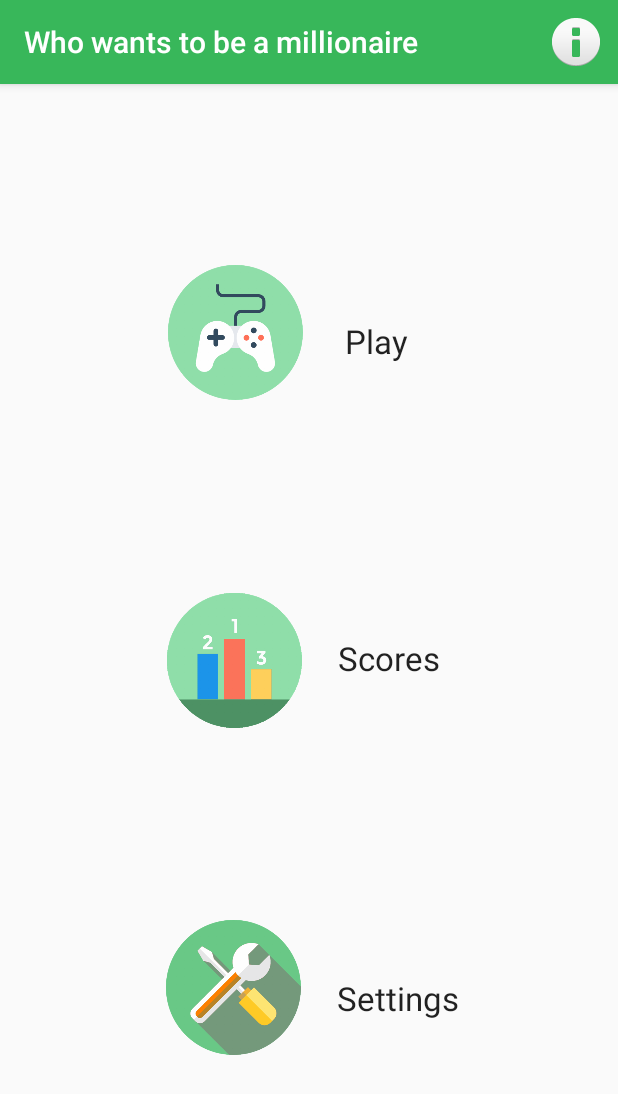
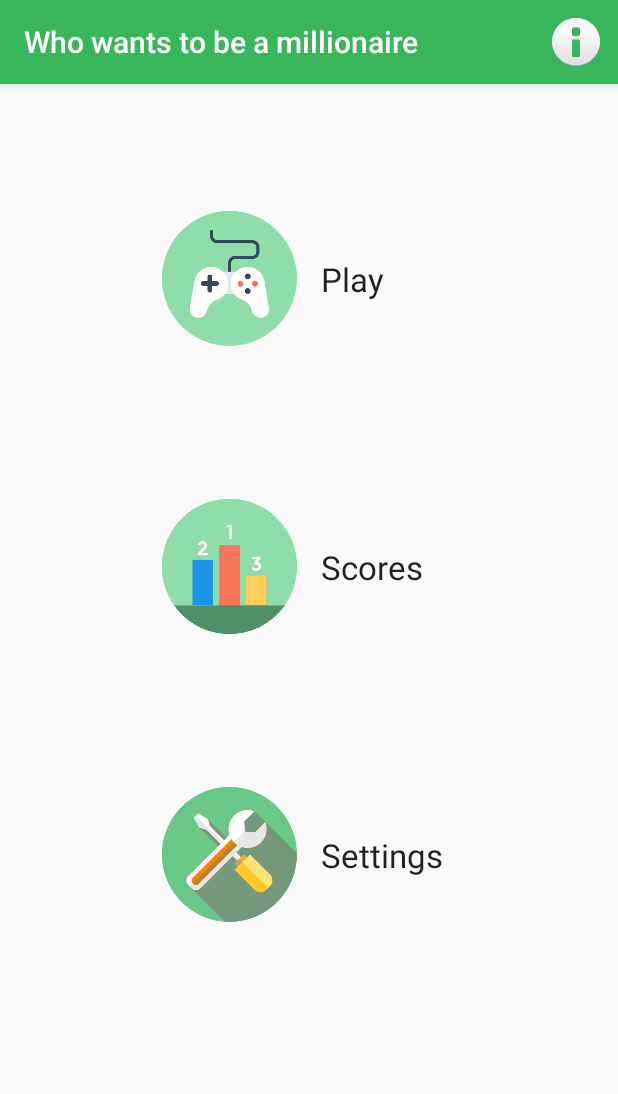
Before and after one commit to braxanmp/sdm_entrega, an Android app: the screen it shows after launch (MainActivity), on a phone screen of 412 x 824 dp. Shown: the top 1094 px of the screen. Run offline under Robolectric (Android 15) with nearby library versions, the phone set to English and light mode, and no system bars.

```diff
--- a/app/src/main/java/meb/sdm/entrega/PlayActivity.java
+++ b/app/src/main/java/meb/sdm/entrega/PlayActivity.java
@@ -38,12 +38,6 @@
     protected void onCreate(Bundle savedInstanceState) {
         super.onCreate(savedInstanceState);
         setContentView(R.layout.activity_play);
-        //---
-        SharedPreferences sharedPref = PreferenceManager.getDefaultSharedPreferences(this);
-        String n = sharedPref.getString("userName", "notExist");
-        Toast.makeText(this, n, Toast.LENGTH_LONG).show();
-
-        //--
         answer1 = findViewById(R.id.button_option_1);
         answer1.setEnabled(false);
         answer2 = findViewById(R.id.button_option_2);
@@ -91,7 +85,8 @@
         if(mapButton.get(parseInt(question.getRight())).equals((Button)view)) {
             rigth = true;
             Toast.makeText(this, R.string.play_succesfull_question, Toast.LENGTH_SHORT).show();
-            mapButton.get(parseInt(question.getRight())).setBackgroundTintList(this.getResources().getColorStateList(R.color.colorPrimary));
+            mapButton.get(parseInt(question.getRight())).setBackgroundTintList(
+                    this.getResources().getColorStateList(R.color.colorPrimary));
             buttonNext.setVisibility(View.VISIBLE);
         } else {
             Toast.makeText(this, R.string.play_failed_question, Toast.LENGTH_SHORT).show();
--- a/app/src/main/java/meb/sdm/entrega/SettingsActivity.java
+++ b/app/src/main/java/meb/sdm/entrega/SettingsActivity.java
@@ -19,6 +19,9 @@
         name = findViewById(R.id.name);
         numhelps = findViewById(R.id.numHelps);
         nameFriend = findViewById(R.id.nameFriend);
+        SharedPreferences sharedPref = PreferenceManager.getDefaultSharedPreferences(this);
+        name.setText(sharedPref.getString("userName", ""));
+        numhelps.setText("" + sharedPref.getInt("numberHelps", 0));
     }
 
     @Override
--- a/app/src/main/res/layout/activity_main.xml
+++ b/app/src/main/res/layout/activity_main.xml
@@ -9,105 +9,118 @@
     <ImageButton
         android:id="@+id/image_gamepad"
         android:layout_width="90dp"
-        android:layout_height="90dp"
-        android:layout_marginBottom="1dp"
-        android:layout_marginEnd="2dp"
-        android:layout_marginStart="1dp"
-        android:layout_marginTop="1dp"
+        android:layout_height="wrap_content"
+        android:layout_marginEnd="8dp"
+        android:layout_marginTop="8dp"
         android:layout_weight="1"
         android:adjustViewBounds="true"
         android:background="@android:color/transparent"
         android:onClick="buttonPushed"
         android:scaleType="fitCenter"
-        app:layout_constraintBottom_toTopOf="@+id/image_score"
-        app:layout_constraintEnd_toEndOf="@+id/image_score"
-        app:layout_constraintHorizontal_bias="0.333"
-        app:layout_constraintStart_toStartOf="@+id/image_score"
-        app:layout_constraintTop_toTopOf="parent"
+        app:layout_constraintEnd_toStartOf="@+id/guideline"
+        app:layout_constraintTop_toTopOf="@+id/guideline2"
         app:srcCompat="@drawable/gamepad" />
 
     <TextView
         android:id="@+id/label_gamepad"
         android:layout_width="wrap_content"
         android:layout_height="wrap_content"
-        android:layout_marginStart="28dp"
+        android:layout_marginStart="8dp"
         android:layout_weight="1"
         android:onClick="buttonPushed"
         android:text="@string/main_label_play"
         android:textAppearance="@android:style/TextAppearance.Material.Large"
         app:layout_constraintBottom_toBottomOf="@+id/image_gamepad"
-        app:layout_constraintStart_toEndOf="@+id/image_gamepad"
+        app:layout_constraintStart_toStartOf="@+id/guideline"
         app:layout_constraintTop_toTopOf="@+id/image_gamepad"
-        app:layout_constraintVertical_bias="0.6"
         tools:targetApi="lollipop" />
 
     <ImageButton
         android:id="@+id/image_score"
         android:layout_width="90dp"
         android:layout_height="90dp"
-        android:layout_marginBottom="8dp"
-        android:layout_marginEnd="2dp"
-        android:layout_marginStart="1dp"
+        android:layout_marginEnd="8dp"
         android:layout_marginTop="8dp"
         android:layout_weight="1"
         android:adjustViewBounds="true"
         android:background="@android:color/transparent"
         android:onClick="buttonPushed"
         android:scaleType="fitCenter"
-        app:layout_constraintBottom_toTopOf="@+id/image_settings"
-        app:layout_constraintEnd_toEndOf="@+id/image_settings"
-        app:layout_constraintHorizontal_bias="0.333"
-        app:layout_constraintStart_toStartOf="@+id/image_settings"
-        app:layout_constraintTop_toBottomOf="@+id/image_gamepad"
+        app:layout_constraintEnd_toStartOf="@+id/guideline"
+        app:layout_constraintTop_toTopOf="@+id/guideline3"
         app:srcCompat="@drawable/podio" />
 
     <TextView
         android:id="@+id/label_score"
         android:layout_width="wrap_content"
         android:layout_height="wrap_content"
-        android:layout_marginStart="24dp"
+        android:layout_marginStart="8dp"
         android:layout_weight="1"
         android:onClick="buttonPushed"
         android:text="@string/main_label_scores"
         android:textAppearance="@android:style/TextAppearance.Material.Large"
         app:layout_constraintBottom_toBottomOf="@+id/image_score"
-        app:layout_constraintStart_toEndOf="@+id/image_score"
+        app:layout_constraintStart_toStartOf="@+id/guideline"
         app:layout_constraintTop_toTopOf="@+id/image_score"
-        app:layout_constraintVertical_bias="0.483"
         tools:targetApi="lollipop" />
 
     <ImageButton
         android:id="@+id/image_settings"
         android:layout_width="90dp"
-        android:layout_height="90dp"
-        android:layout_marginBottom="1dp"
-        android:layout_marginStart="1dp"
-        android:layout_marginTop="1dp"
+        android:layout_height="wrap_content"
+        android:layout_marginEnd="8dp"
+        android:layout_marginTop="8dp"
         android:layout_weight="1"
         android:adjustViewBounds="true"
         android:background="@android:color/transparent"
         android:onClick="buttonPushed"
         android:scaleType="fitCenter"
-        app:layout_constraintBottom_toBottomOf="parent"
-        app:layout_constraintEnd_toEndOf="parent"
-        app:layout_constraintHorizontal_bias="0.34"
-        app:layout_constraintStart_toStartOf="parent"
-        app:layout_constraintTop_toBottomOf="@+id/image_score"
+        app:layout_constraintEnd_toStartOf="@+id/guideline"
+        app:layout_constraintTop_toTopOf="@+id/guideline4"
         app:srcCompat="@drawable/instrumentos" />
 
     <TextView
         android:id="@+id/label_settings"
         android:layout_width="wrap_content"
         android:layout_height="wrap_content"
-        android:layout_marginStart="24dp"
+        android:layout_marginBottom="8dp"
+        android:layout_marginStart="8dp"
+        android:layout_marginTop="8dp"
         android:layout_weight="1"
         android:onClick="buttonPushed"
         android:text="@string/main_label_settings"
         android:textAppearance="@android:style/TextAppearance.Material.Large"
         app:layout_constraintBottom_toBottomOf="@+id/image_settings"
-        app:layout_constraintStart_toEndOf="@+id/image_settings"
+        app:layout_constraintStart_toStartOf="@+id/guideline"
         app:layout_constraintTop_toTopOf="@+id/image_settings"
-        app:layout_constraintVertical_bias="0.616"
         tools:targetApi="lollipop" />
 
+    <android.support.constraint.Guideline
+        android:id="@+id/guideline"
+        android:layout_width="wrap_content"
+        android:layout_height="wrap_content"
+        android:orientation="vertical"
+        app:layout_constraintGuide_percent="0.5" />
+
+    <android.support.constraint.Guideline
+        android:id="@+id/guideline2"
+        android:layout_width="wrap_content"
+        android:layout_height="wrap_content"
+        android:orientation="horizontal"
+        app:layout_constraintGuide_percent="0.1" />
+
+    <android.support.constraint.Guideline
+        android:id="@+id/guideline3"
+        android:layout_width="wrap_content"
+        android:layout_height="wrap_content"
+        android:orientation="horizontal"
+        app:layout_constraintGuide_percent="0.35" />
+
+    <android.support.constraint.Guideline
+        android:id="@+id/guideline4"
+        android:layout_width="wrap_content"
+        android:layout_height="wrap_content"
+        android:orientation="horizontal"
+        app:layout_constraintGuide_percent="0.6" />
+
 </android.support.constraint.ConstraintLayout>
--- a/app/src/main/res/menu/play_menu.xml
+++ b/app/src/main/res/menu/play_menu.xml
@@ -12,13 +12,13 @@
     </item>
     <item
         android:id="@+id/item_public"
-        android:icon="@android:drawable/ic_menu_myplaces"
+        android:icon="@drawable/ic_action_public"
         android:title="@string/play_menu_public"
         android:visible="true"
         app:showAsAction="ifRoom" />
     <item
         android:id="@+id/item_fifty"
-        android:icon="@android:drawable/ic_menu_view"
+        android:icon="@drawable/ic_action_percent"
         android:title="@string/play_menu_fifty"
         android:visible="true"
         app:showAsAction="ifRoom">
```
Also changed, not shown: app/src/main/res/drawable-hdpi/ic_action_percent.png (added), app/src/main/res/drawable-hdpi/ic_action_public.png (added), app/src/main/res/drawable-mdpi/ic_action_percent.png (added), app/src/main/res/drawable-mdpi/ic_action_public.png (added), app/src/main/res/drawable-xhdpi/ic_action_percent.png (added), app/src/main/res/drawable-xhdpi/ic_action_public.png (added), app/src/main/res/drawable-xxhdpi/ic_action_percent.png (added), app/src/main/res/drawable-xxhdpi/ic_action_public.png (added).
